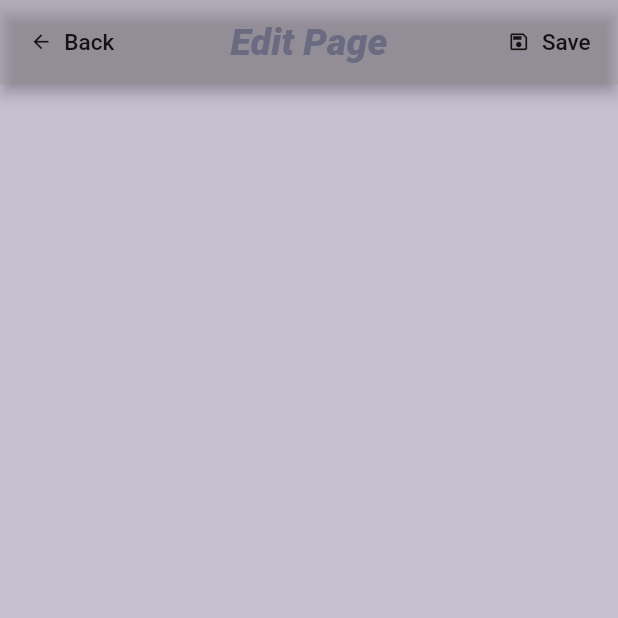
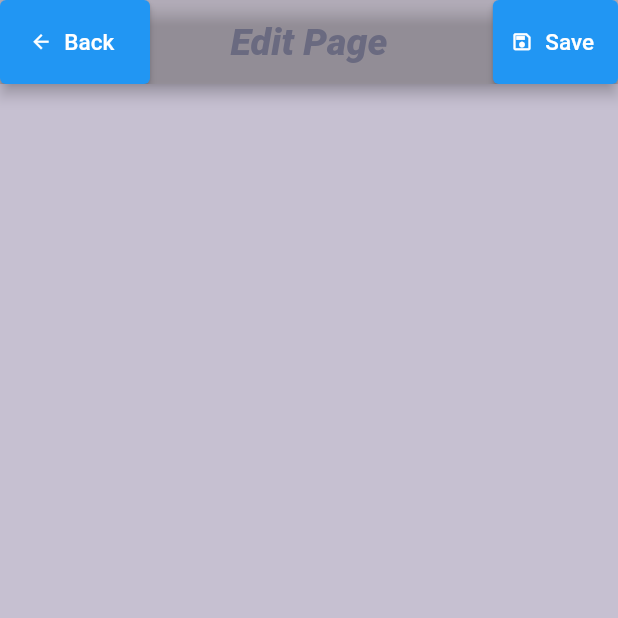
Before and after one commit to FatinAbrar/flutter-2.0, a Flutter app: the HomePage screen opened directly, after a tap on "Edit", on a phone screen of 412 x 824 dp, the top half of it. Run offline on Flutter 3.47's test engine with Material 2 defaults, Android fonts, the phone set to English and light mode, and no system bars.

Commit message:
new code

```diff
--- a/lib/Splash_screen.dart
+++ b/lib/Splash_screen.dart
@@ -4,7 +4,7 @@ import 'package:flutter/cupertino.dart';
 import 'home_page.dart';
 
 class SplashScreen extends StatefulWidget {
-  const SplashScreen({Key key}) : super(key: key);
+  const SplashScreen({Key? key}) : super(key: key);
 
   @override
   _SplashScreenState createState() => _SplashScreenState();
--- a/lib/edit_page.dart
+++ b/lib/edit_page.dart
@@ -4,7 +4,7 @@ import 'package:flutter_2/home_page.dart';
 
 
 class EditPage extends StatefulWidget {
-  const EditPage({Key key}) : super(key: key);
+  const EditPage({Key? key}) : super(key: key);
 
   @override
   _EditPageState createState() => _EditPageState();
@@ -27,7 +27,7 @@ class _EditPageState extends State<EditPage> {
             textAlign: TextAlign.justify,
           ),
           centerTitle: true,
-          leading: FlatButton.icon(
+          leading: ElevatedButton.icon(
             onPressed: (){
               Navigator.pop(context);
             },
@@ -44,7 +44,7 @@ class _EditPageState extends State<EditPage> {
           ),
           leadingWidth: 100,
           actions: [
-            FlatButton.icon(
+            ElevatedButton.icon(
               onPressed: (){
                 Navigator.push(
                   context,
--- a/lib/home_page.dart
+++ b/lib/home_page.dart
@@ -5,7 +5,7 @@ import 'package:flutter_2/edit_page.dart';
 
 
 class HomePage extends StatefulWidget {
-  const HomePage({Key key}) : super(key: key);
+  const HomePage({Key? key}) : super(key: key);
 
   @override
   _HomePageState createState() => _HomePageState();
@@ -109,7 +109,7 @@ class _HomePageState extends State<HomePage> {
                         child: RichText(
                           textAlign: TextAlign.justify,
                           text: TextSpan(
-                              text: "Saied Ahammed Foyez\n",
+                              text: "Fatin Abrar\n",
                               style: TextStyle(
                                 fontSize: 20,
                                 fontWeight: FontWeight.w700,
@@ -117,7 +117,7 @@ class _HomePageState extends State<HomePage> {
                               ),
                               children: [
                                 TextSpan(
-                                  text: "217/A/1,South Perirbagh,Mirpur-2,Dhaka-1216",
+                                  text: "kdjasfisufb",
                                   style: TextStyle(
                                     fontSize: 15,
                                     fontWeight: FontWeight.w400,
@@ -131,8 +131,18 @@ class _HomePageState extends State<HomePage> {
                     ),
                   ],
                 ),
+
               ),
+              Container(
+                height: MediaQuery.of(context).size.height/4,
+                width: MediaQuery.of(context).size.width/3,
+                child: Text(
+                  "Hi I am Fatin Abrar"
+                ),
+              )
             ],
+
+
           ),
         ),
       ),
--- a/lib/main.dart
+++ b/lib/main.dart
@@ -1,5 +1,7 @@
 import 'package:flutter/material.dart';
 import 'package:flutter_2/Splash_screen.dart';
+
+import 'edit_page.dart';
 
 void main() {
   runApp(MyApp());
@@ -16,7 +18,7 @@ class MyApp extends StatelessWidget {
         primarySwatch: Colors.blue,
         visualDensity: VisualDensity.adaptivePlatformDensity,
       ),
-      home: SplashScreen(),
+      home: EditPage(),
     );
   }
 }
```
Also changed, not shown: pubspec.yaml (+3 -5 lines), image/1-16-5-19-19-34-44m.jpg (added), image/one-piece-100-480x360.jpg (added), 1 other file.
